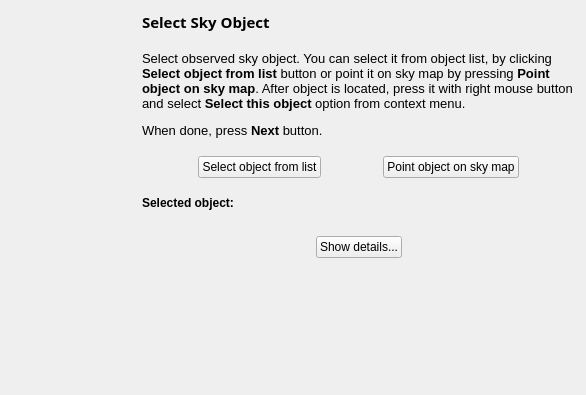
Above: kstars/printing/pwizobjectselection.ui from KDE/kstars before the change. Below: the same form after it.
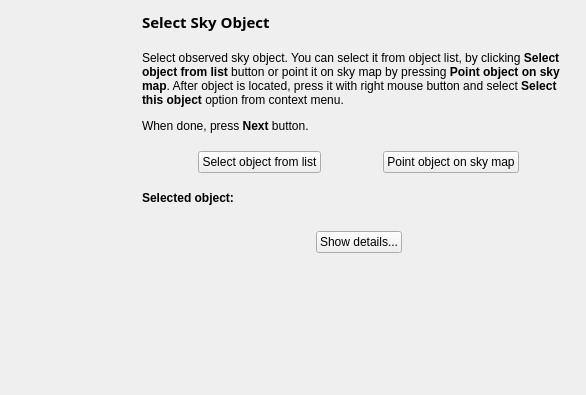
That is the form after the change.

What changed in the file:
```diff
--- a/kstars/printing/pwizobjectselection.ui
+++ b/kstars/printing/pwizobjectselection.ui
@@ -91,12 +91,8 @@
      <item>
       <widget class="QLabel" name="stepText">
        <property name="text">
-        <string>&lt;!DOCTYPE HTML PUBLIC &quot;-//W3C//DTD HTML 4.0//EN&quot; &quot;http://www.w3.org/TR/REC-html40/strict.dtd&quot;&gt;
-&lt;html&gt;&lt;head&gt;&lt;meta name=&quot;qrichtext&quot; content=&quot;1&quot; /&gt;&lt;style type=&quot;text/css&quot;&gt;
-p, li { white-space: pre-wrap; }
-&lt;/style&gt;&lt;/head&gt;&lt;body style=&quot; font-family:'Sans'; font-size:10pt; font-weight:400; font-style:normal;&quot;&gt;
-&lt;p style=&quot; margin-top:12px; margin-bottom:12px; margin-left:0px; margin-right:0px; -qt-block-indent:0; text-indent:0px;&quot;&gt;Select observed sky object. You can select it from object list, by clicking &lt;span style=&quot; font-weight:600;&quot;&gt;Select object from list &lt;/span&gt;button or point it on sky map by pressing &lt;span style=&quot; font-weight:600;&quot;&gt;Point object on sky map&lt;/span&gt;. After object is located, press it with right mouse button and select &lt;span style=&quot; font-weight:600;&quot;&gt;Select this object&lt;/span&gt; option from context menu.&lt;/p&gt;
-&lt;p style=&quot; margin-top:12px; margin-bottom:12px; margin-left:0px; margin-right:0px; -qt-block-indent:0; text-indent:0px;&quot;&gt;When done, press &lt;span style=&quot; font-weight:600;&quot;&gt;Next&lt;/span&gt; button.&lt;/p&gt;&lt;/body&gt;&lt;/html&gt;</string>
+        <string>&lt;p&gt;Select observed sky object. You can select it from object list, by clicking &lt;b&gt;Select object from list&lt;/b&gt; button or point it on sky map by pressing &lt;b&gt;Point object on sky map&lt;/b&gt;. After object is located, press it with right mouse button and select &lt;b&gt;Select this object&lt;/b&gt; option from context menu.&lt;/p&gt;
+&lt;p&gt;When done, press &lt;b&gt;Next&lt;/b&gt; button.&lt;/p&gt;</string>
        </property>
        <property name="wordWrap">
         <bool>true</bool>
```
